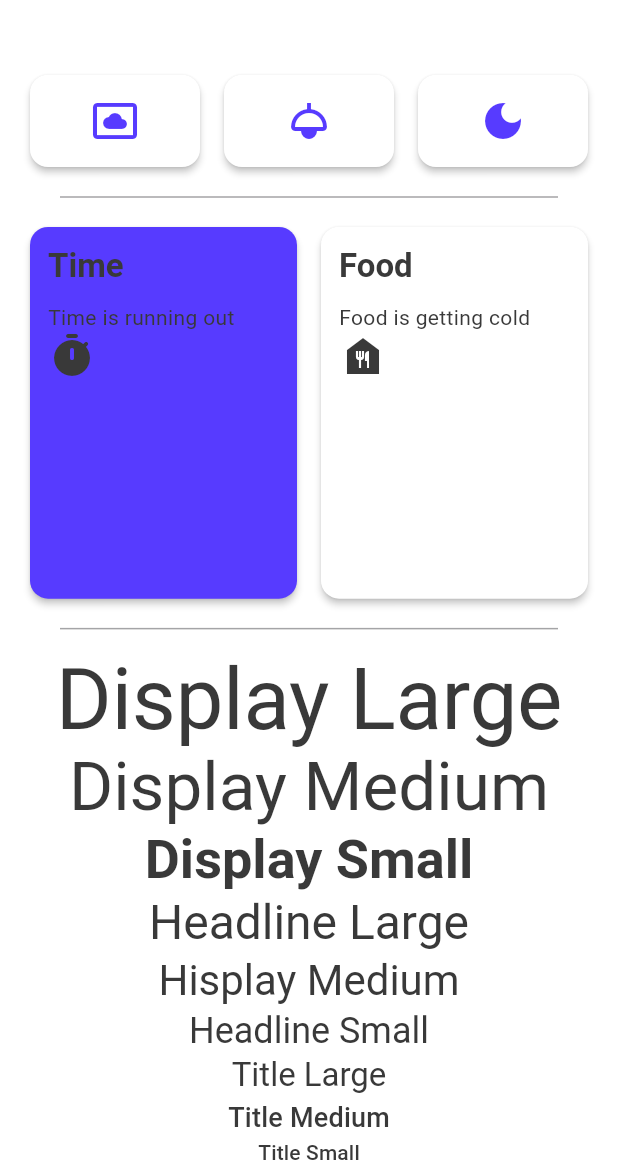
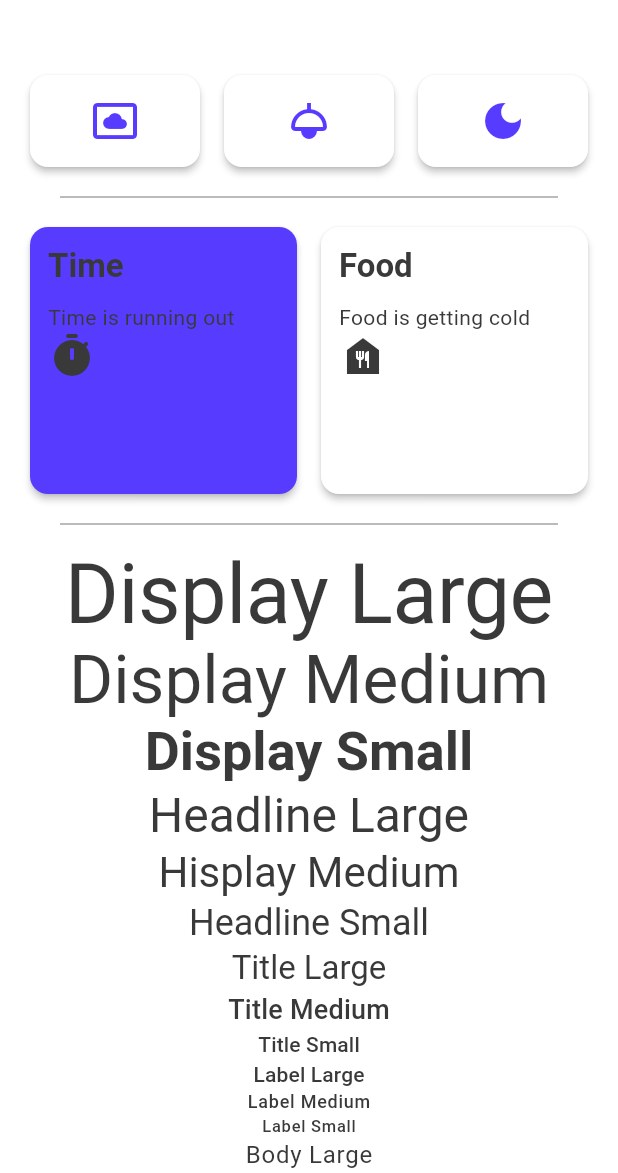
Before and after one commit to zyllus17/dark_theme, a Flutter app: the screen it shows after launch, on a phone screen of 412 x 824 dp, the part 63-1236 px from its top. Run offline on Flutter 3.47's test engine with Material 2 defaults, Android fonts, the phone set to English and light mode, and no system bars; our stand-ins replace flex_color_scheme, flutter_riverpod, freezed_annotation, hive, hive_flutter, hooks_riverpod; missing offline and left inert: assorted_layout_widgets; accounts and stored records are empty.

Commit message:
Working on it

```diff
--- a/lib/extensions/theme_extensions.dart
+++ b/lib/extensions/theme_extensions.dart
@@ -1,4 +1,5 @@
 import 'package:assorted_layout_widgets/assorted_layout_widgets.dart';
+import 'package:dark_theme/config/colors.dart';
 import 'package:flutter/material.dart';
 
 extension ThemeExtensions on ThemeData {
@@ -44,8 +45,9 @@ extension ThemeExtensions on ThemeData {
       );
 
   ButtonStyle? get bottomSheetElevatedButton => ElevatedButton.styleFrom(
-        primary: colorScheme.onPrimary,
-        onPrimary: primaryColor,
+        primary: AppColors.blue,
+        onPrimary: AppColors.white,
+        textStyle: textTheme.bodyMedium,
       ).copyWith();
 }
 
--- a/lib/screens/home_screen.dart
+++ b/lib/screens/home_screen.dart
@@ -123,7 +123,7 @@ class HomeScreen extends ConsumerWidget {
                     crossAxisCount: 3,
                     crossAxisSpacing: 8,
                     mainAxisSpacing: 8,
-                    childAspectRatio: 1.75 / 1,
+                    childAspectRatio: 1.75,
                     padding: EdgeInsets.zero,
                     children: <ThemeCard>[
                       ThemeCard(
@@ -150,12 +150,9 @@ class HomeScreen extends ConsumerWidget {
                     crossAxisCount: 2,
                     crossAxisSpacing: 8,
                     mainAxisSpacing: 8,
-                    childAspectRatio: 4 / 5.5,
+                    childAspectRatio: 1,
                     padding: EdgeInsets.zero,
                     children: const <InfoCard>[
-                      /// Example: it is good practice to put widgets in separate files.
-                      /// This way the screen files won't become too large and
-                      /// the code becomes more clear.
                       InfoCard(
                           title: 'Time',
                           content: 'Time is running out',
@@ -169,10 +166,10 @@ class HomeScreen extends ConsumerWidget {
                     ],
                   ),
                   CustomDivider(),
-                  Text(
-                    'Display Large',
-                    style: theme.displayLarge,
-                  ),
+                  Column(
+                    children: [
+                      Text('Display Large',
+                          style: theme.displayLarge!.copyWith(fontSize: 55)),
                       Text(
                         'Display Medium',
                         style: theme.displayMedium,
@@ -246,8 +243,9 @@ class HomeScreen extends ConsumerWidget {
                         'ToolTextStyle',
                         style: theme.toolTextStyle,
                       ),
+                    ],
+                  ),
                   CustomDivider(),
-
                   OutlinedButton(
                     style: theme.smallOutlineButton,
                     onPressed: () {},
--- a/lib/themes/dark_theme.dart
+++ b/lib/themes/dark_theme.dart
@@ -14,14 +14,18 @@ final darkThemeProvider = Provider((ref) {
     // dialogBackground: AppColors.yellow,
     // onSecondary: AppColors.yellow,
     // primaryContainer: AppColors.gold,
-    surface: AppColors.onyx,
-    // colors: FlexSchemeColor.from(
-    //   brightness: Brightness.dark,
-    //   primary: AppColors.blue,
-    // secondary: AppColors.onyx,
-    // primaryContainer: AppColors.onyx,
-    // tertiary: AppColors.onyx,
-    // ),
+    // surface: AppColors.onyx,
+    background: Colors.transparent,
+
+    colors: FlexSchemeColor.from(
+      brightness: Brightness.dark,
+      primary: AppColors.blue,
+
+
+      // secondary: AppColors.onyx,
+      // primaryContainer: AppColors.onyx,
+      // tertiary: AppColors.onyx,
+    ),
     subThemesData: const FlexSubThemesData(),
     useMaterial3: true,
     useMaterial3ErrorColors: true,
@@ -32,6 +36,7 @@ final darkThemeProvider = Provider((ref) {
     fontFamily: 'Roboto',
     displayColor: AppColors.white,
     bodyColor: AppColors.white,
+
   );
 
   final textTheme = fontFamily.copyWith(
@@ -47,7 +52,7 @@ final darkThemeProvider = Provider((ref) {
   );
 
   return darkTheme.copyWith(
-    elevatedButtonTheme: CustomElevatedButtonThemeData(darkTheme),
+    elevatedButtonTheme: CustomElevatedButtonThemeData(darkTheme,),
     outlinedButtonTheme: CustomOutlinedButtonThemeData(darkTheme),
     checkboxTheme: CustomCheckBoxThemeData(darkTheme),
   );
--- a/lib/themes/light_theme.dart
+++ b/lib/themes/light_theme.dart
@@ -8,6 +8,7 @@ import 'package:hooks_riverpod/hooks_riverpod.dart';
 
 final lightThemeProvider = Provider((ref) {
   var _lightTheme = FlexThemeData.light(
+
     appBarBackground: Colors.white,
     colors: FlexSchemeColor.from(
       brightness: Brightness.light,
--- a/lib/themes/outline_button.style.dart
+++ b/lib/themes/outline_button.style.dart
@@ -1,4 +1,5 @@
 import 'package:assorted_layout_widgets/assorted_layout_widgets.dart';
+import 'package:dark_theme/config/colors.dart';
 import 'package:flutter/material.dart';
 
 class CustomOutlinedButtonThemeData extends OutlinedButtonThemeData {
@@ -9,12 +10,14 @@ class CustomOutlinedButtonThemeData extends OutlinedButtonThemeData {
   @override
   // TODO: implement style
   ButtonStyle? get style => theme.outlinedButtonTheme.style?.copyWith(
+        backgroundColor: MaterialStateProperty.all(theme.backgroundColor),
         padding: MaterialStateProperty.all(
           const Pad(vertical: 20, horizontal: 40),
         ),
         textStyle: MaterialStateProperty.all(
           theme.textTheme.titleLarge?.copyWith(
             fontWeight: FontWeight.bold,
+            color: AppColors.white,
           ),
         ),
       );
```
Lines whose indentation alone changed are shown as unchanged.
